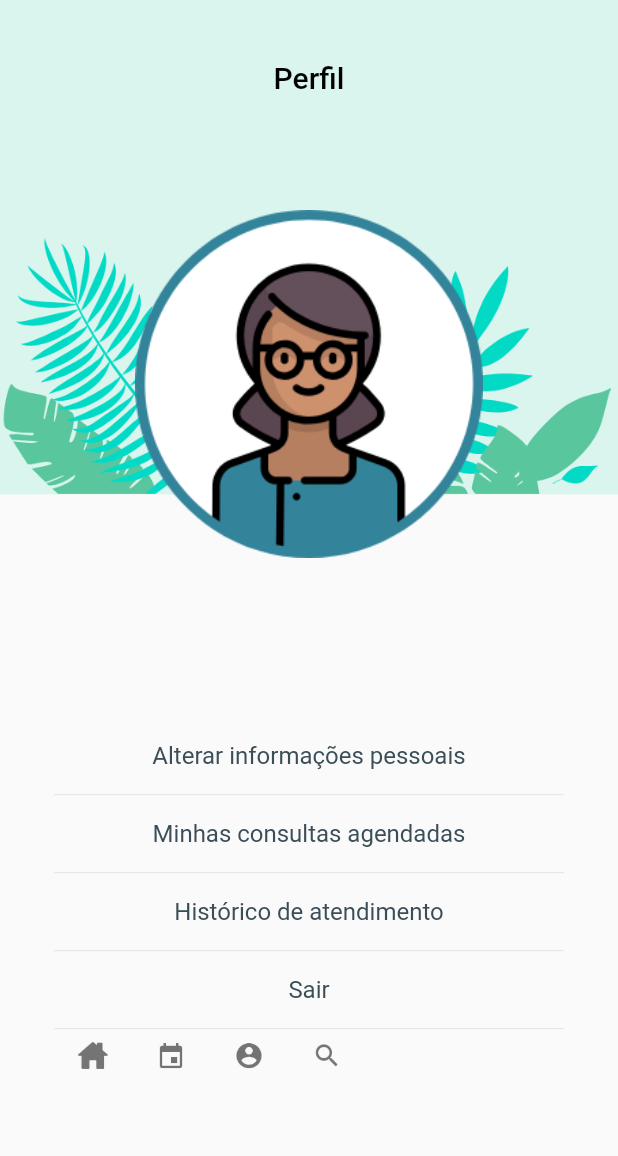
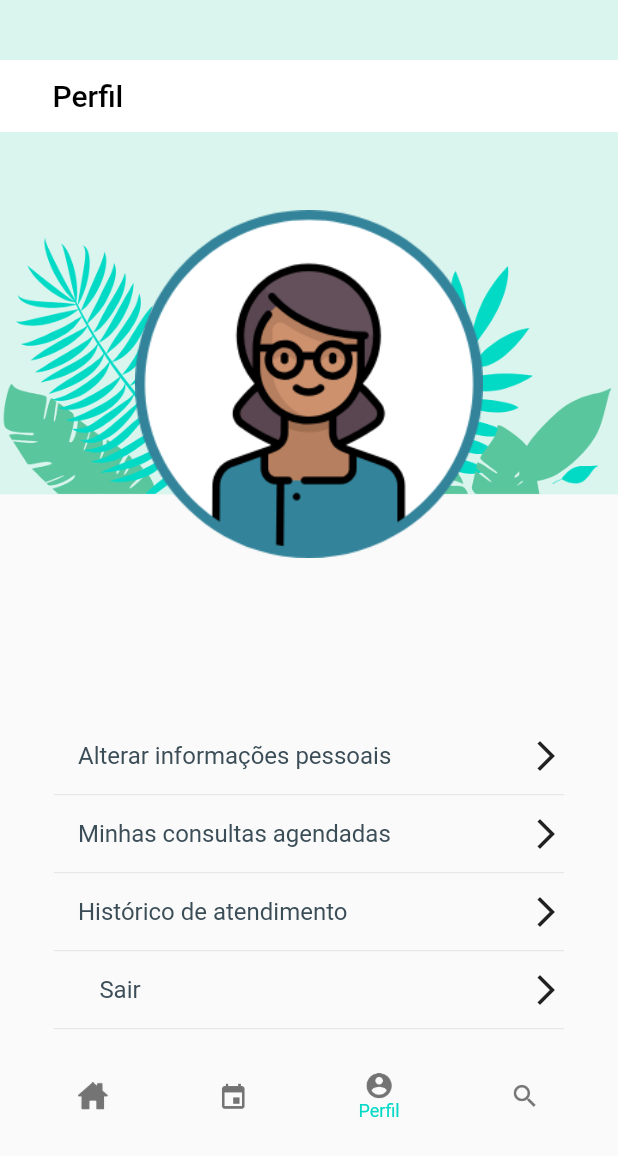
Before and after one commit to MathCastro/Apoio-UnB, a Flutter app: the ProfileView screen opened directly, on a phone screen of 412 x 824 dp. Shown: the top 1156 px of the screen. Run offline on Flutter 3.47's test engine with Material 2 defaults, Android fonts, the phone set to English and light mode, and no system bars.

Commit message:
Tela de perfil concluída

```diff
--- a/lib/main.dart
+++ b/lib/main.dart
@@ -26,9 +26,10 @@ class MyApp extends StatelessWidget {
       ),
       initialRoute: '/',
       routes: {
-        '/': (context) => ProfileView(),
+        '/': (context) => FirstView(),
         '/login': (context) => LoginView(),
         '/registrar': (context) => RegistrarView(),
+        '/perfil' : (context) => ProfileView(),
       }
     );
   }
--- a/lib/view/ProfileView.dart
+++ b/lib/view/ProfileView.dart
@@ -2,6 +2,7 @@ import 'dart:io';
 import '../res/Colors.dart';
 
 import 'package:flutter/material.dart';
+import 'package:flutter/painting.dart';
 
 class ProfileView extends StatelessWidget {
   @override
@@ -22,8 +23,17 @@ class ProfileView extends StatelessWidget {
                   child: Image.asset('assets/drawable-xhdpi/Flores-fundo.png')),
             ),
             Padding(
-              padding: const EdgeInsets.all(40.0),
-              child: Text(
+              padding: const EdgeInsets.only(top: 40.0, bottom: 40.0),
+              child: Container(
+                color:Colors.white,
+                width: width,
+                height: 48.0,
+                child: Padding(
+                  padding: const EdgeInsets.only(left: 35.0),
+                  child: Row(
+                    crossAxisAlignment: CrossAxisAlignment.center,
+                    children: <Widget>[
+                    Text(
                       "Perfil",
                       style: TextStyle(
                         color: Colors.black,
@@ -32,6 +42,9 @@ class ProfileView extends StatelessWidget {
                         fontStyle: FontStyle.normal,
                         fontSize: 20.0),
                     ),
+                  ],)
+                  ),
+                )
             ),
             Padding(
               padding: const EdgeInsets.only(top: 140),
@@ -46,6 +59,10 @@ class ProfileView extends StatelessWidget {
                   width: width - 72,
                   height: height * 0.5,
                   child: Column(
+                    crossAxisAlignment: CrossAxisAlignment.start,
+                    children: <Widget>[
+                      Row(
+                        mainAxisAlignment: MainAxisAlignment.spaceBetween,
                         children: <Widget>[
                         FlatButton(
                           materialTapTargetSize: MaterialTapTargetSize.shrinkWrap,
@@ -63,9 +80,14 @@ class ProfileView extends StatelessWidget {
                             )
                           )
                         ),
+                        Icon(Icons.arrow_forward_ios)
+                      ],),
                       Divider(
                         color: const Color(0xffe3e3e3),
                       ),
+                      Row(
+                        mainAxisAlignment: MainAxisAlignment.spaceBetween,
+                        children: <Widget>[
                         FlatButton(
                         materialTapTargetSize: MaterialTapTargetSize.shrinkWrap,
                         onPressed: () {},
@@ -79,9 +101,14 @@ class ProfileView extends StatelessWidget {
                               fontSize: 16.0
                           )),
                         ),
+                        Icon(Icons.arrow_forward_ios)
+                      ],),
                       Divider(
                         color: const Color(0xffe3e3e3),
                       ),
+                      Row(
+                        mainAxisAlignment: MainAxisAlignment.spaceBetween,
+                        children: <Widget>[
                         FlatButton(
                           materialTapTargetSize: MaterialTapTargetSize.shrinkWrap,
                           onPressed: () {},
@@ -93,11 +120,17 @@ class ProfileView extends StatelessWidget {
                               fontFamily: "Roboto",
                               fontStyle:  FontStyle.normal,
                               fontSize: 16.0
-                        )),
+                            )
                           ),
+                        ),
+                        Icon(Icons.arrow_forward_ios)
+                      ],),
                       Divider(
                         color: const Color(0xffe3e3e3),
                       ),
+                      Row(
+                        mainAxisAlignment: MainAxisAlignment.spaceBetween,
+                        children: <Widget>[
                         FlatButton(
                           materialTapTargetSize: MaterialTapTargetSize.shrinkWrap,
                           onPressed: () {},
@@ -109,12 +142,22 @@ class ProfileView extends StatelessWidget {
                               fontFamily: "Roboto",
                               fontStyle:  FontStyle.normal,
                               fontSize: 16.0
-                        )),
+                            )
                           ),
-                      Divider(
+                        ),
+                        Icon(Icons.arrow_forward_ios)
+                      ],),
+                      Padding(
+                        padding: const EdgeInsets.only(bottom: 20),
+                        child: Divider(
                           color: const Color(0xffe3e3e3),
                         ),
-                      Row(children: <Widget>[
+                      ),
+                      Align(
+                        alignment: Alignment.bottomCenter,
+                        child: Row(
+                          mainAxisAlignment: MainAxisAlignment.spaceBetween,
+                          children: <Widget>[
                           ButtonTheme(
                           minWidth: 20.0,
                           height: 20.0,
@@ -144,14 +187,27 @@ class ProfileView extends StatelessWidget {
                           ButtonTheme(
                             minWidth: 20.0,
                             height: 20.0,
-                          child:
-                          FlatButton(
+                            child: FlatButton(
                               materialTapTargetSize: MaterialTapTargetSize.shrinkWrap,
                               onPressed: (){},
-                            child: Image.asset(
+                              child: Column(children: <Widget>[
+                                Image.asset(
                                   'assets/drawable-xhdpi/Repetição de grade 17.png',
                                   width: 20,
                                 ),
+                                Text(
+                                  "Perfil",
+                                  textAlign: TextAlign.center,
+                                  overflow: TextOverflow.ellipsis,
+                                  style: const TextStyle(
+                                    color:  Color(0xff03dac6),
+                                    fontWeight: FontWeight.w400,
+                                    fontFamily: "Roboto",
+                                    fontStyle:  FontStyle.normal,
+                                    fontSize: 12.0
+                                  )
+                                ),
+                              ],)
                             ),
                           ),
                           ButtonTheme(
@@ -167,8 +223,8 @@ class ProfileView extends StatelessWidget {
                               ),
                             ),
                           ),
-                      ],
-                      )
+                        ]),
+                      ),
                     ],
                   ),
                 ),
```
Lines whose indentation alone changed are shown as unchanged.
